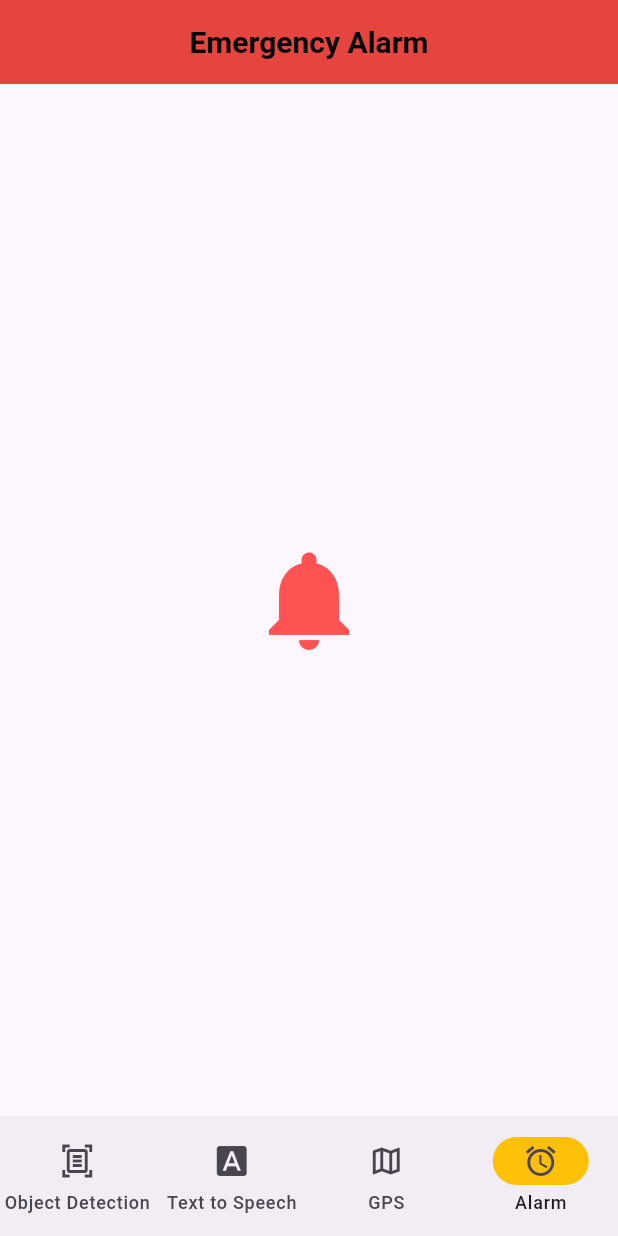
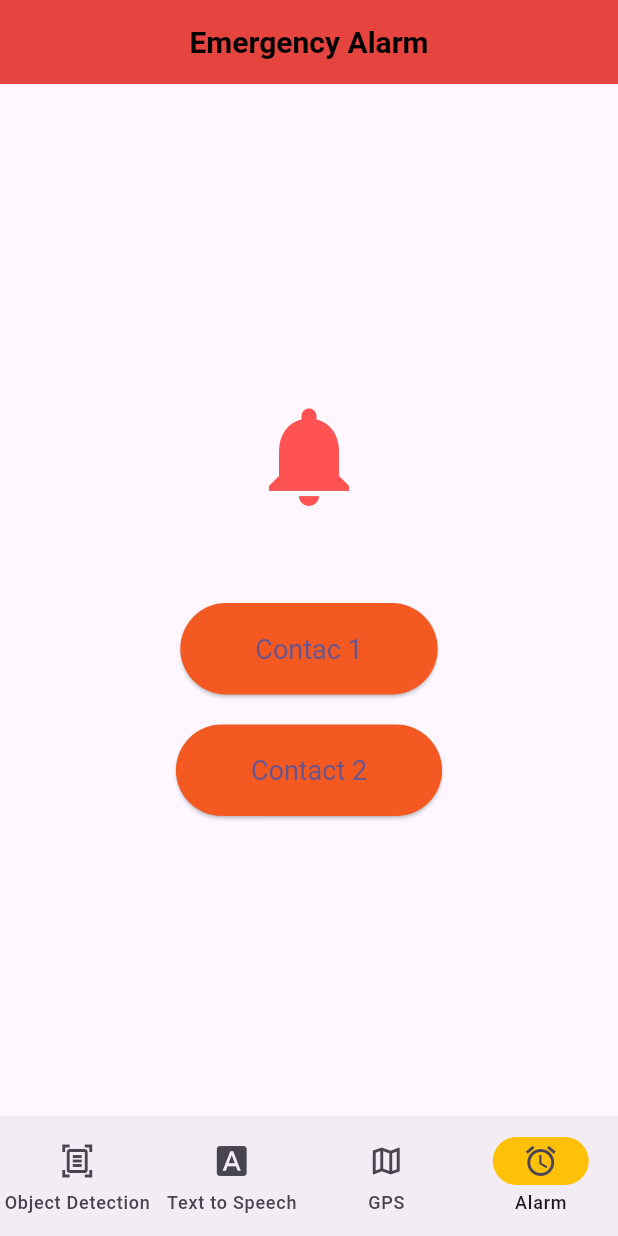
Before and after one commit to KateMHagen/vision_assist, a Flutter app: the screen it shows after launch, item 4 of the bottom bar chosen, after a tap on the "notifications" icon, on a phone screen of 412 x 824 dp. Run offline on Flutter 3.47's test engine with Material 3 defaults, Android fonts, the phone set to English and light mode, and no system bars; our stand-ins replace image_picker; missing offline and left inert: google_mlkit_text_recognition.

Commit message:
Update alarm file

```diff
--- a/lib/pages/alarm_page.dart
+++ b/lib/pages/alarm_page.dart
@@ -5,35 +5,70 @@ class AlarmPage extends StatelessWidget {
 
   @override
   Widget build(BuildContext context) {
-    return scaffold();
-  }
-
-  Scaffold scaffold() {
     return Scaffold(
       appBar: AppBar(
         title: Text(
           'Emergency Alarm',
           style: TextStyle(
-              color: Colors.black, fontSize: 20, fontWeight: FontWeight.bold),
+            color: Colors.black,
+            fontSize: 20,
+            fontWeight: FontWeight.bold,
+          ),
         ),
         centerTitle: true,
         backgroundColor: Colors.red,
         elevation: 5,
       ),
-      body: bellicon(),
-    );
-  }
+      body: Center( // Ensures the Column is centered in the parent
+        child: Column(
+          mainAxisSize: MainAxisSize.min, // Shrinks the column to fit its children
+          mainAxisAlignment: MainAxisAlignment.center, // Centers items along the vertical axis
+          children: [
+            // Bell Icon Button
+            IconButton(
+              icon: Icon(Icons.notifications), // Bell notification icon
+              iconSize: 80,
+              color: Colors.redAccent,
+              onPressed: () {
+                print('Alarm triggered!');
+              },
+            ),
+            SizedBox(height: 50), // Space between bell icon and buttons
 
-  Center bellicon() {
-    return Center(
-      child: IconButton(
-        icon: Icon(Icons.notifications), //bell notification
-        iconSize: 80,
-        color: Colors.redAccent,
-        onPressed: () {
-          // Action to perform on press
-          print('Bell button pressed!');
-        },
+            // Emergency Contact Button 1
+            ElevatedButton(
+              onPressed: () {
+                ScaffoldMessenger.of(context).showSnackBar(
+                  SnackBar(content: Text('Emergency Contact: John Doe')),
+                );
+                print('Contact 1');
+              },
+              style: ElevatedButton.styleFrom(
+                backgroundColor: const Color.fromARGB(255, 243, 89, 33), // Background color
+                padding: EdgeInsets.symmetric(horizontal: 50, vertical: 20),
+                textStyle: TextStyle(fontSize: 18),
+              ),
+              child: Text('Contac 1'),
+            ),
+            SizedBox(height: 20), // Space between the buttons
+
+            // Emergency Contact Button 2
+            ElevatedButton(
+              onPressed: () {
+                ScaffoldMessenger.of(context).showSnackBar(
+                  SnackBar(content: Text('Emergency Contact: Jane Smith')),
+                );
+                print('Contact 2');
+              },
+              style: ElevatedButton.styleFrom(
+                backgroundColor: const Color.fromARGB(255, 243, 89, 33), // Background color
+                padding: EdgeInsets.symmetric(horizontal: 50, vertical: 20),
+                textStyle: TextStyle(fontSize: 18),
+              ),
+              child: Text('Contact 2'),
+            ),
+          ],
+        ),
       ),
     );
   }
```
